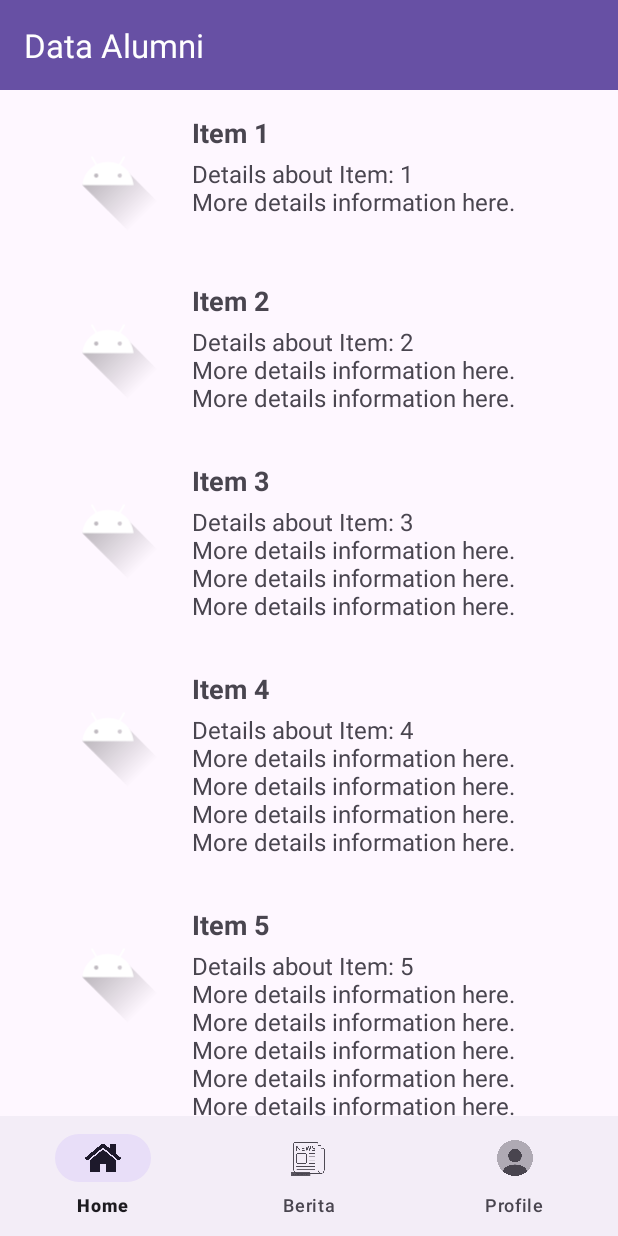
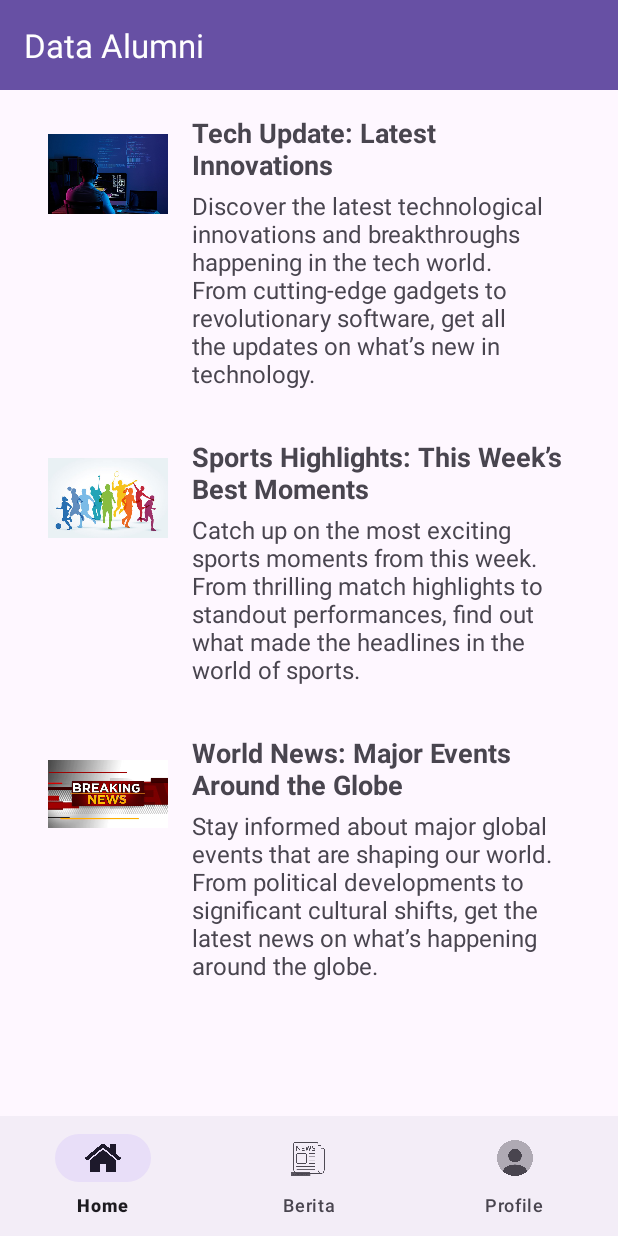
Before and after one commit to vsga-jmp/project-akhir-vsga-jmp, an Android app: the fragment BeritaFragment placed in its activity, on a phone screen of 412 x 824 dp. Run offline under Robolectric (Android 15) with nearby library versions, the phone set to English and light mode, and no system bars.

Commit message:
news fixed

```diff
--- a/app/src/main/AndroidManifest.xml
+++ b/app/src/main/AndroidManifest.xml
@@ -13,6 +13,9 @@
         android:theme="@style/Theme.PendataanAlumni"
         tools:targetApi="31">
         <activity
+            android:name=".DetailNewsActivity"
+            android:exported="false" />
+        <activity
             android:name=".MainActivity"
             android:exported="false" />
         <activity
--- a/app/src/main/java/dts/pnj/dimasfebriyanto/BeritaFragment.kt
+++ b/app/src/main/java/dts/pnj/dimasfebriyanto/BeritaFragment.kt
@@ -1,27 +1,27 @@
 package dts.pnj.dimasfebriyanto
 
+import android.database.Cursor
 import android.os.Bundle
-import androidx.fragment.app.Fragment
-import androidx.recyclerview.widget.GridLayoutManager
-import androidx.recyclerview.widget.LinearLayoutManager
-import androidx.recyclerview.widget.RecyclerView
+import android.util.Log
 import android.view.LayoutInflater
 import android.view.View
 import android.view.ViewGroup
-import dts.pnj.dimasfebriyanto.placeholder.PlaceholderContent
+import androidx.fragment.app.Fragment
+import androidx.recyclerview.widget.LinearLayoutManager
+import androidx.recyclerview.widget.RecyclerView
+import dts.pnj.dimasfebriyanto.database.NewsDAO
 
-/**
- * A fragment representing a list of Items.
- */
 class BeritaFragment : Fragment() {
 
     private var columnCount = 1
+    private lateinit var newsDAO: NewsDAO
 
     override fun onCreate(savedInstanceState: Bundle?) {
         super.onCreate(savedInstanceState)
         arguments?.let {
             columnCount = it.getInt(ARG_COLUMN_COUNT)
         }
+        newsDAO = NewsDAO(requireContext())
     }
 
     override fun onCreateView(
@@ -32,14 +32,28 @@ class BeritaFragment : Fragment() {
 
         if (view is RecyclerView) {
             with(view) {
-                layoutManager = when {
-                    columnCount <= 1 -> LinearLayoutManager(context)
-                    else -> GridLayoutManager(context, columnCount)
-                }
-                adapter = MyBeritaRecyclerViewAdapter(PlaceholderContent.ITEMS)
+                layoutManager = LinearLayoutManager(context)
+                adapter = MyBeritaRecyclerViewAdapter(getNewsFromDatabase())
             }
         }
         return view
+    }
+
+    private fun getNewsFromDatabase(): List<NewsItem> {
+        val newsList = mutableListOf<NewsItem>()
+        val cursor: Cursor = newsDAO.getAllNews()
+        with(cursor) {
+            while (moveToNext()) {
+                val id = getLong(getColumnIndexOrThrow(NewsDatabaseHelper.COLUMN_ID))
+                val title = getString(getColumnIndexOrThrow(NewsDatabaseHelper.COLUMN_TITLE))
+                val content = getString(getColumnIndexOrThrow(NewsDatabaseHelper.COLUMN_CONTENT))
+                val pathImage = getString(getColumnIndexOrThrow(NewsDatabaseHelper.COLUMN_PATH_IMAGE))
+                newsList.add(NewsItem(id, title, content, pathImage))
+            }
+            close()
+        }
+        Log.d("BeritaFragment", "getNewsFromDatabase: $newsList")
+        return newsList
     }
 
     companion object {
@@ -54,3 +68,5 @@ class BeritaFragment : Fragment() {
             }
     }
 }
+
+data class NewsItem(val id: Long, val title: String, val content: String, val pathImage: String)
--- a/app/src/main/java/dts/pnj/dimasfebriyanto/MyBeritaRecyclerViewAdapter.kt
+++ b/app/src/main/java/dts/pnj/dimasfebriyanto/MyBeritaRecyclerViewAdapter.kt
@@ -1,33 +1,48 @@
 package dts.pnj.dimasfebriyanto
 
-import androidx.recyclerview.widget.RecyclerView
+import android.content.Intent
 import android.view.LayoutInflater
 import android.view.ViewGroup
+import androidx.recyclerview.widget.RecyclerView
 import dts.pnj.dimasfebriyanto.databinding.FragmentBeritaBinding
-import dts.pnj.dimasfebriyanto.placeholder.PlaceholderContent.PlaceholderItem
 
-/**
- * [RecyclerView.Adapter] that can display a [PlaceholderItem].
- */
 class MyBeritaRecyclerViewAdapter(
-    private val values: List<PlaceholderItem>
+    private val values: List<NewsItem>
 ) : RecyclerView.Adapter<MyBeritaRecyclerViewAdapter.ViewHolder>() {
 
     override fun onCreateViewHolder(parent: ViewGroup, viewType: Int): ViewHolder {
-        return ViewHolder(
-            FragmentBeritaBinding.inflate(
-                LayoutInflater.from(parent.context),
-                parent,
-                false
-            )
+        val binding = FragmentBeritaBinding.inflate(
+            LayoutInflater.from(parent.context),
+            parent,
+            false
         )
+        return ViewHolder(binding)
     }
 
     override fun onBindViewHolder(holder: ViewHolder, position: Int) {
         val item = values[position]
-        holder.title.text = item.content
-        holder.content.text = item.details
-        holder.image.setImageResource(item.imageResource)
+        holder.title.text = item.title
+        holder.content.text = item.content
+
+        // Load the image from drawable resource
+        val imageResource = when (item.pathImage) {
+            "drawable/tech_update" -> R.drawable.tech_update
+            "drawable/sports_highlights" -> R.drawable.sports_highlights
+            "drawable/world_news" -> R.drawable.world_news
+            else -> R.drawable.ic_news // Placeholder or default image
+        }
+        holder.image.setImageResource(imageResource)
+
+        // Set up click listener
+        holder.itemView.setOnClickListener {
+            val context = holder.itemView.context
+            val intent = Intent(context, DetailNewsActivity::class.java).apply {
+                putExtra("EXTRA_TITLE", item.title)
+                putExtra("EXTRA_CONTENT", item.content)
+                putExtra("EXTRA_IMAGE_PATH", item.pathImage)
+            }
+            context.startActivity(intent)
+        }
     }
 
     override fun getItemCount(): Int = values.size
--- /dev/null
+++ b/app/src/main/java/dts/pnj/dimasfebriyanto/database/DAO.kt
@@ -0,0 +1,23 @@
+package dts.pnj.dimasfebriyanto.database
+
+import NewsDatabaseHelper
+import android.content.Context
+import android.database.Cursor
+import android.database.sqlite.SQLiteDatabase
+
+class NewsDAO(context: Context) {
+    private val dbHelper = NewsDatabaseHelper(context)
+
+    fun getAllNews(): Cursor {
+        val db = dbHelper.readableDatabase
+        return db.query(
+            NewsDatabaseHelper.TABLE_NEWS,
+            null,
+            null,
+            null,
+            null,
+            null,
+            null
+        )
+    }
+}
--- /dev/null
+++ b/app/src/main/java/dts/pnj/dimasfebriyanto/database/DatabaseHelper.kt
@@ -0,0 +1,95 @@
+import android.content.ContentValues
+import android.content.Context
+import android.database.sqlite.SQLiteDatabase
+import android.database.sqlite.SQLiteOpenHelper
+import android.graphics.Bitmap
+import android.graphics.drawable.BitmapDrawable
+import android.graphics.drawable.Drawable
+import android.util.Log
+import dts.pnj.dimasfebriyanto.R
+import java.io.File
+import java.io.FileOutputStream
+
+class NewsDatabaseHelper(context: Context) : SQLiteOpenHelper(
+    context, DATABASE_NAME, null, DATABASE_VERSION
+) {
+    private val appContext = context.applicationContext
+
+    override fun onCreate(db: SQLiteDatabase) {
+        db.execSQL(
+            "CREATE TABLE $TABLE_NEWS (" +
+                    "$COLUMN_ID INTEGER PRIMARY KEY AUTOINCREMENT, " +
+                    "$COLUMN_TITLE TEXT, " +
+                    "$COLUMN_CONTENT TEXT, " +
+                    "$COLUMN_PATH_IMAGE TEXT)"
+        )
+
+        // Insert dummy data
+        insertDummyData(db)
+    }
+
+    override fun onUpgrade(db: SQLiteDatabase, oldVersion: Int, newVersion: Int) {
+        db.execSQL("DROP TABLE IF EXISTS $TABLE_NEWS")
+        onCreate(db)
+    }
+
+    fun saveDrawableToInternalStorage(context: Context, drawableId: Int, filename: String): String {
+        val drawable: Drawable = context.getDrawable(drawableId) ?: throw IllegalArgumentException("Drawable resource not found")
+        val bitmap: Bitmap = (drawable as BitmapDrawable).bitmap
+
+        val file = File(context.filesDir, filename)
+        FileOutputStream(file).use { outputStream ->
+            bitmap.compress(Bitmap.CompressFormat.PNG, 100, outputStream)
+        }
+        return file.absolutePath
+    }
+
+    private fun insertDummyData(db: SQLiteDatabase) {
+        val titles = listOf(
+            "Tech Update: Latest Innovations",
+            "Sports Highlights: This Week’s Best Moments",
+            "World News: Major Events Around the Globe"
+        )
+
+        val contents = listOf(
+            "Discover the latest technological innovations and breakthroughs happening in the tech world. From cutting-edge gadgets to revolutionary software, get all the updates on what’s new in technology.",
+            "Catch up on the most exciting sports moments from this week. From thrilling match highlights to standout performances, find out what made the headlines in the world of sports.",
+            "Stay informed about major global events that are shaping our world. From political developments to significant cultural shifts, get the latest news on what’s happening around the globe."
+        )
+
+        val imageResourceIds = listOf(
+            "drawable/tech_update",
+            "drawable/sports_highlights",
+            "drawable/world_news"
+        )
+
+        for (i in titles.indices) {
+            val values = ContentValues().apply {
+                put(COLUMN_TITLE, titles[i])
+                put(COLUMN_CONTENT, contents[i])
+                put(COLUMN_PATH_IMAGE, imageResourceIds[i])
+            }
+
+            // Log values for debugging
+            Log.d("NewsDatabaseHelper", "Inserting data: $values")
+
+            val rowId = db.insert(TABLE_NEWS, null, values)
+            if (rowId == -1L) {
+                Log.e("NewsDatabaseHelper", "Failed to insert row for title: ${titles[i]}")
+            } else {
+                Log.d("NewsDatabaseHelper", "Inserted row with ID: $rowId")
+            }
+        }
+    }
+
+
+    companion object {
+        private const val DATABASE_VERSION = 1
+        private const val DATABASE_NAME = "news.db"
+        const val TABLE_NEWS = "news"
+        const val COLUMN_ID = "_id"
+        const val COLUMN_TITLE = "title"
+        const val COLUMN_CONTENT = "content"
+        const val COLUMN_PATH_IMAGE = "path_image"
+    }
+}
```
Also changed, not shown: app/src/main/java/dts/pnj/dimasfebriyanto/DetailNewsActivity.kt (added, +53 -0 lines), app/src/main/res/layout/activity_detail_news.xml (added, +58 -0 lines), app/src/main/res/drawable/sports_highlights.png (added), app/src/main/res/drawable/tech_update.png (added), app/src/main/res/drawable/world_news.png (added).
